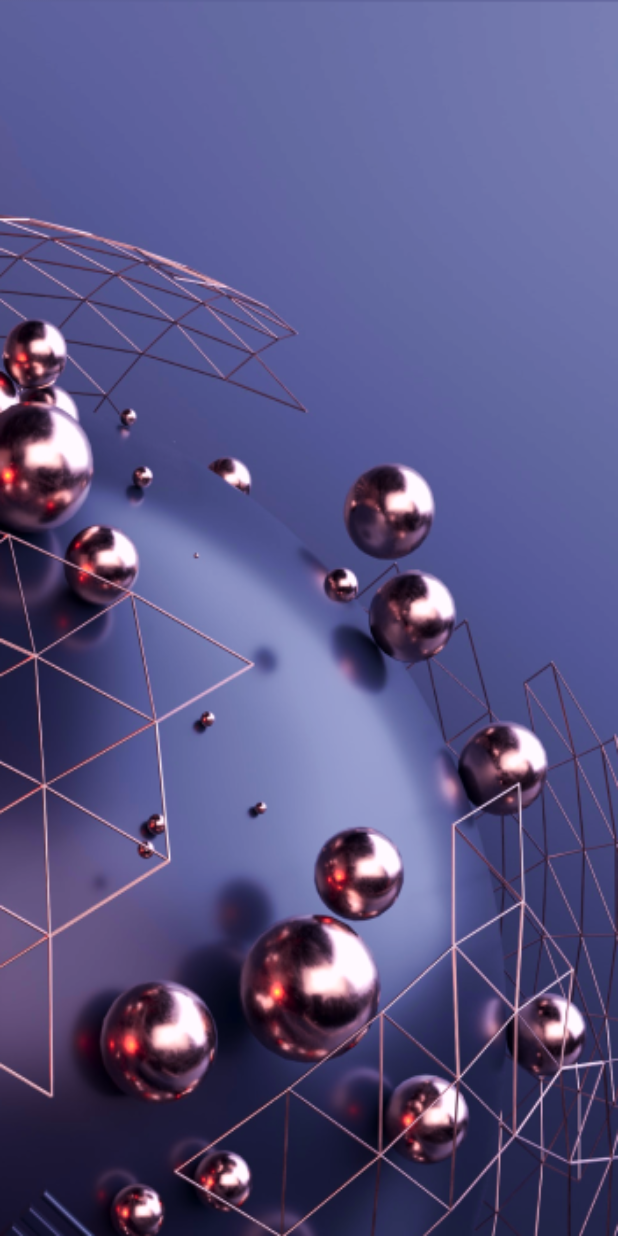
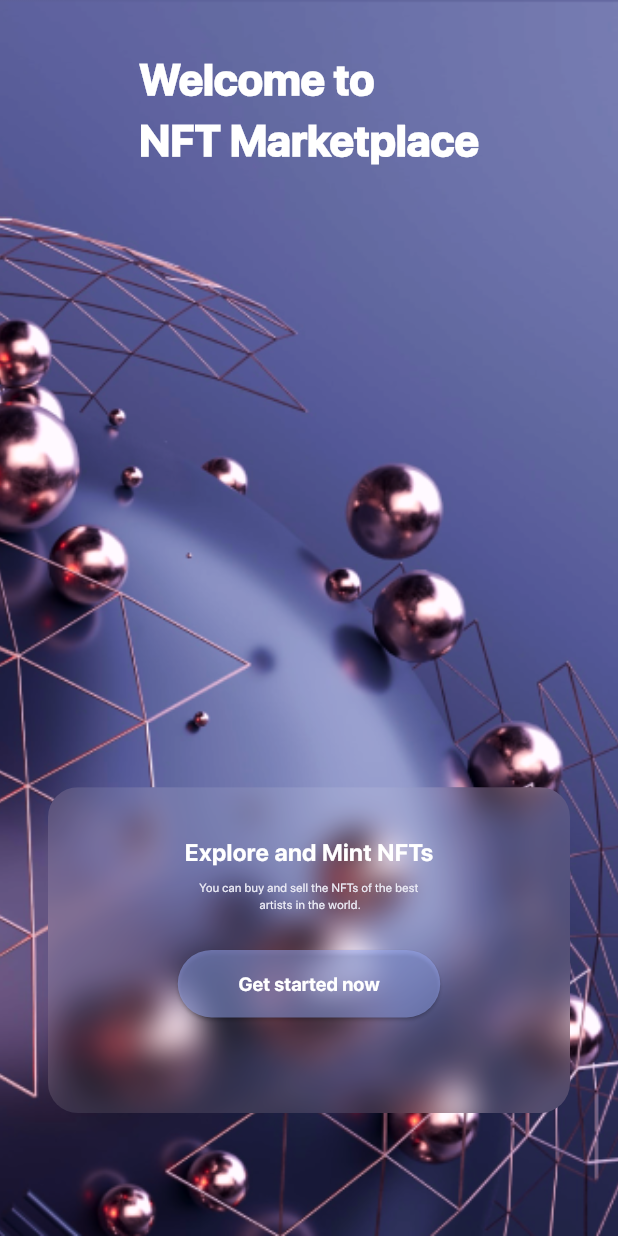
Before and after one commit to ali4hassan9ali2022/mini_NFT_markplace_app, a Flutter app: the screen it shows after launch, on a phone screen of 412 x 824 dp. Run offline on Flutter 3.47's test engine with Material 3 defaults, Android fonts, the phone set to English and light mode, and no system bars; our stand-ins replace go_router.

Commit message:
create custom card and custom button

```diff
--- a/lib/Core/widgets/custom_background.dart
+++ b/lib/Core/widgets/custom_background.dart
@@ -11,7 +11,7 @@ class CustomBackground extends StatelessWidget {
       decoration: BoxDecoration(
         image: DecorationImage(
           image: AssetImage(Assets.imagesOnBoardingBackground),
-          fit: BoxFit.fill,
+          fit: BoxFit.cover,
         ),
         gradient: LinearGradient(
           begin: Alignment(0.64, -0.76),
@@ -19,6 +19,7 @@ class CustomBackground extends StatelessWidget {
           colors: [Color(0xff5c6098), Color(0xff767cb2)],
         ),
       ),
+      child: child,
     );
   }
 }
--- /dev/null
+++ b/lib/Core/widgets/custom_button.dart
@@ -0,0 +1,18 @@
+import 'package:flutter/material.dart';
+import 'package:mini_nft_marketplace_app/Core/utils/app_styles.dart';
+
+class CustomButton extends StatelessWidget {
+  const CustomButton({super.key});
+
+  @override
+  Widget build(BuildContext context) {
+    return ElevatedButton(
+      style: ElevatedButton.styleFrom(
+        minimumSize: Size(175, 45),
+        backgroundColor: Color(0xff97A9F6).withOpacity(0.5),
+      ),
+      onPressed: () {},
+      child: Text("Get started now", style: AppStyles.styleSemiBold16(context)),
+    );
+  }
+}
--- /dev/null
+++ b/lib/Features/on_boarding_view/Presentation/Views/Widgets/custom_card.dart
@@ -0,0 +1,43 @@
+import 'dart:ui';
+
+import 'package:flutter/material.dart';
+import 'package:mini_nft_marketplace_app/Core/utils/app_styles.dart';
+import 'package:mini_nft_marketplace_app/Core/widgets/custom_button.dart';
+
+class CustomCard extends StatelessWidget {
+  const CustomCard({super.key});
+
+  @override
+  Widget build(BuildContext context) {
+    return AspectRatio(
+      aspectRatio: 306 / 191,
+      child: ClipRRect(
+        borderRadius: BorderRadius.circular(20),
+        child: BackdropFilter(
+          filter: ImageFilter.blur(sigmaX: 10, sigmaY: 10),
+          child: Container(
+            padding: EdgeInsets.only(top: 32, left: 24, right: 24),
+            decoration: BoxDecoration(color: Colors.white.withOpacity(0.1)),
+            child: Column(
+              crossAxisAlignment: CrossAxisAlignment.center,
+              children: [
+                Text(
+                  "Explore and Mint NFTs",
+                  style: AppStyles.styleBold20(context),
+                ),
+                const SizedBox(height: 6),
+                Text(
+                  textAlign: TextAlign.center,
+                  "You can buy and sell the NFTs of the best\n artists in the world.",
+                  style: AppStyles.styleRegular10(context),
+                ),
+                const SizedBox(height: 24),
+                CustomButton(),
+              ],
+            ),
+          ),
+        ),
+      ),
+    );
+  }
+}
--- a/lib/Features/on_boarding_view/Presentation/Views/on_boarding_view.dart
+++ b/lib/Features/on_boarding_view/Presentation/Views/on_boarding_view.dart
@@ -1,5 +1,9 @@
+import 'dart:ui';
+
 import 'package:flutter/material.dart';
+import 'package:mini_nft_marketplace_app/Core/utils/app_styles.dart';
 import 'package:mini_nft_marketplace_app/Core/widgets/custom_background.dart';
+import 'package:mini_nft_marketplace_app/Features/on_boarding_view/Presentation/Views/Widgets/custom_card.dart';
 
 class OnBoardingView extends StatelessWidget {
   const OnBoardingView({super.key});
@@ -7,7 +11,25 @@ class OnBoardingView extends StatelessWidget {
   @override
   Widget build(BuildContext context) {
     return Scaffold(
-      body: CustomBackground(child: Column(),),
+      body: CustomBackground(
+        child: SafeArea(
+          child: Padding(
+            padding: const EdgeInsets.symmetric(horizontal: 32, vertical: 32),
+            child: Column(
+              // crossAxisAlignment: CrossAxisAlignment.start,
+              children: [
+                Text(
+                  "Welcome to\nNFT Marketplace",
+                  style: AppStyles.styleHeavy36(context),
+                ),
+                Expanded(child: SizedBox()),
+                CustomCard(),
+                SizedBox(height: 50),
+              ],
+            ),
+          ),
+        ),
+      ),
     );
   }
 }
```
Also changed, not shown: lib/Core/utils/app_styles.dart (+8 -1 lines).
